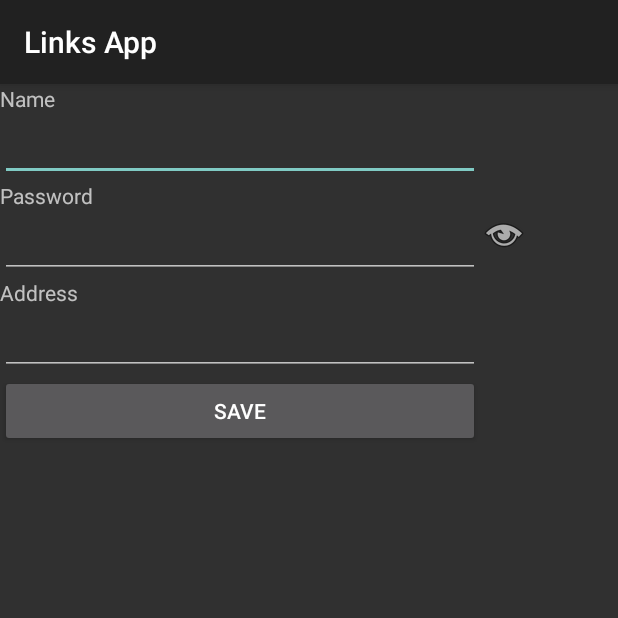
After one commit to andrii033/linksApp2, an Android app: the SettingActivity screen opened directly, with no data from a screen before it, on a phone screen of 412 x 824 dp, the top half of it. The commit adds this screen. Run offline under Robolectric (Android 15) with nearby library versions, the light colour scheme and no system bars.

Commit message:
add setting

```diff
--- /dev/null
+++ b/app/src/main/java/com/TA/links/SettingActivity.java
@@ -0,0 +1,93 @@
+package com.TA.links;
+
+import androidx.appcompat.app.AppCompatActivity;
+
+import android.annotation.SuppressLint;
+import android.content.Context;
+import android.os.Bundle;
+import android.view.View;
+import android.widget.Button;
+import android.widget.EditText;
+import android.widget.ImageButton;
+
+import java.io.BufferedReader;
+import java.io.FileInputStream;
+import java.io.IOException;
+import java.io.InputStreamReader;
+import java.io.OutputStream;
+
+public class SettingActivity extends AppCompatActivity implements View.OnClickListener {
+    EditText editTextPassword;
+    EditText editTextName;
+    EditText editTextAddress;
+    Button saveButton;
+    ImageButton showPasswordButton;
+    @Override
+    protected void onCreate(Bundle savedInstanceState) {
+        super.onCreate(savedInstanceState);
+        setContentView(R.layout.activity_setting);
+        editTextPassword = findViewById(R.id.editTextTextPassword);
+        editTextName = (EditText) findViewById(R.id.editTextName);
+        editTextAddress = (EditText) findViewById(R.id.editTextAddress);
+        showPasswordButton = findViewById(R.id.showPasswordButton);
+        showPasswordButton.setOnClickListener(this);
+        saveButton = findViewById(R.id.btnSave);
+        saveButton.setOnClickListener(this);
+
+        //load from file
+        try {
+            String data = "";
+            FileInputStream fis = openFileInput("setting.txt");
+            InputStreamReader isr = new InputStreamReader(fis);
+            BufferedReader br = new BufferedReader(isr);
+            String line;
+            int i=0;
+            while ((line = br.readLine()) != null) {
+                if(i==0){
+                    editTextName.setText(line);
+                }
+                if(i==1){
+                    editTextAddress.setText(line);
+                }
+                if(i==2){
+                    editTextPassword.setText(line);
+                }
+                i++;
+            }
+        } catch (IOException e) {
+            e.printStackTrace();
+        }
+    }
+
+    @Override
+    public void onClick(View view) {
+        if(view.getId()==R.id.showPasswordButton){
+            if(editTextPassword.getInputType()==129){
+                editTextPassword.setInputType(1);
+            }else{
+                editTextPassword.setInputType(129);
+            }
+        }
+        if(view.getId()==R.id.btnSave){
+            String name = editTextName.getText().toString();
+            String address = editTextAddress.getText().toString();
+            String password = editTextPassword.getText().toString();
+            if(name.length()>0 && address.length()>0 && password.length()>0){
+                //save to file
+                try {
+                    OutputStream outputStream = openFileOutput("setting.txt", Context.MODE_PRIVATE);
+                    outputStream.write(name.getBytes());
+                    outputStream.write("\n".getBytes());
+                    outputStream.write(address.getBytes());
+                    outputStream.write("\n".getBytes());
+                    outputStream.write(password.getBytes());
+                    outputStream.close();
+                    finish();
+                } catch (IOException e) {
+                    e.printStackTrace();
+                }
+            }
+
+        }
+    }
+}
--- /dev/null
+++ b/app/src/main/res/drawable/ic_visibility_off.xml
@@ -0,0 +1,4 @@
+<?xml version="1.0" encoding="utf-8"?>
+<selector xmlns:android="http://schemas.android.com/apk/res/android">
+
+</selector>
--- /dev/null
+++ b/app/src/main/res/layout/activity_setting.xml
@@ -0,0 +1,102 @@
+<?xml version="1.0" encoding="utf-8"?>
+<androidx.constraintlayout.widget.ConstraintLayout xmlns:android="http://schemas.android.com/apk/res/android"
+    xmlns:app="http://schemas.android.com/apk/res-auto"
+    xmlns:tools="http://schemas.android.com/tools"
+    android:layout_width="match_parent"
+    android:layout_height="match_parent"
+    tools:context=".SettingActivity">
+
+
+    <TableLayout
+        android:layout_width="match_parent"
+        android:layout_height="match_parent">
+
+        <TableRow
+            android:layout_width="match_parent"
+            android:layout_height="match_parent" >
+
+            <TextView
+                android:id="@+id/textView3"
+                android:layout_width="wrap_content"
+                android:layout_height="wrap_content"
+                android:text="Name" />
+        </TableRow>
+
+        <TableRow
+            android:layout_width="match_parent"
+            android:layout_height="match_parent">
+
+            <EditText
+                android:id="@+id/editTextName"
+                android:layout_width="wrap_content"
+                android:layout_height="wrap_content"
+                android:ems="10"
+                android:inputType="text" />
+        </TableRow>
+
+        <TableRow
+            android:layout_width="match_parent"
+            android:layout_height="match_parent" >
+
+            <TextView
+                android:id="@+id/textView"
+                android:layout_width="wrap_content"
+                android:layout_height="wrap_content"
+                android:text="Password" />
+        </TableRow>
+
+        <TableRow
+            android:layout_width="match_parent"
+            android:layout_height="match_parent" >
+
+            <EditText
+                android:id="@+id/editTextTextPassword"
+                android:layout_width="wrap_content"
+                android:layout_height="wrap_content"
+                android:ems="15"
+                android:inputType="textPassword" />
+
+            <ImageButton
+                android:id="@+id/showPasswordButton"
+                android:layout_width="wrap_content"
+                android:layout_height="wrap_content"
+                android:background="@android:drawable/ic_menu_view"
+                android:src="@drawable/ic_visibility_off" />
+        </TableRow>
+
+        <TableRow
+            android:layout_width="match_parent"
+            android:layout_height="match_parent" >
+
+            <TextView
+                android:id="@+id/textView4"
+                android:layout_width="wrap_content"
+                android:layout_height="wrap_content"
+                android:text="Address" />
+        </TableRow>
+
+        <TableRow
+            android:layout_width="match_parent"
+            android:layout_height="match_parent" >
+
+            <EditText
+                android:id="@+id/editTextAddress"
+                android:layout_width="wrap_content"
+                android:layout_height="wrap_content"
+                android:ems="10"
+                android:inputType="text" />
+        </TableRow>
+
+        <TableRow
+            android:layout_width="match_parent"
+            android:layout_height="match_parent" >
+
+            <Button
+                android:id="@+id/btnSave"
+                android:layout_width="wrap_content"
+                android:layout_height="wrap_content"
+                android:text="Save" />
+        </TableRow>
+    </TableLayout>
+
+</androidx.constraintlayout.widget.ConstraintLayout>
```
Also changed, not shown: app/src/main/AndroidManifest.xml (+10 -6 lines), app/src/main/java/com/TA/links/MainActivity.java (+47 -42 lines).
